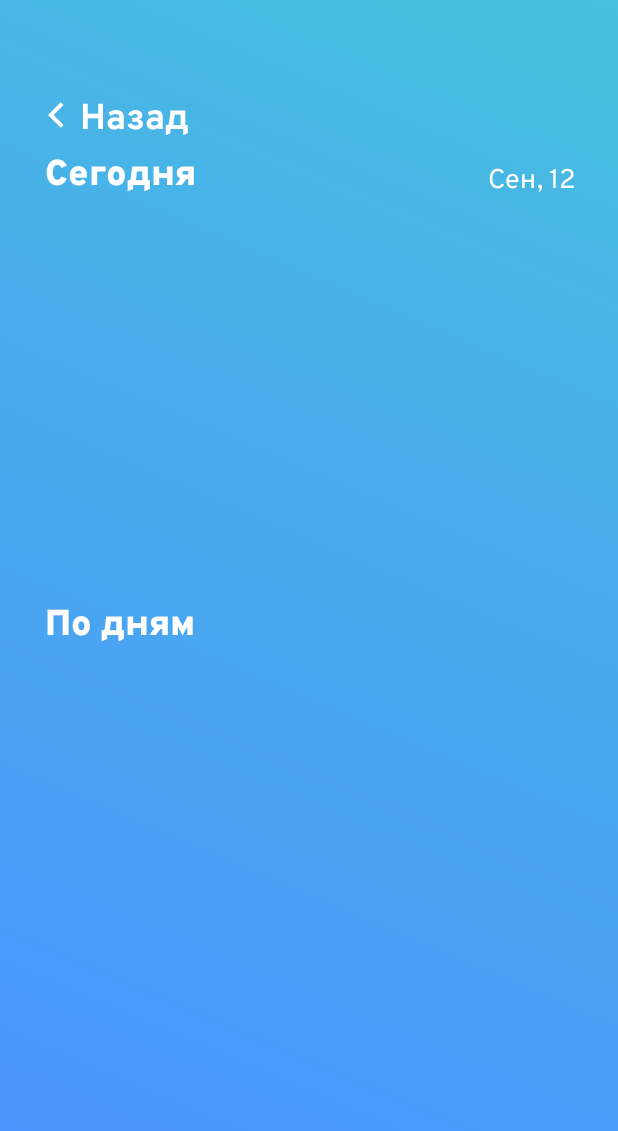
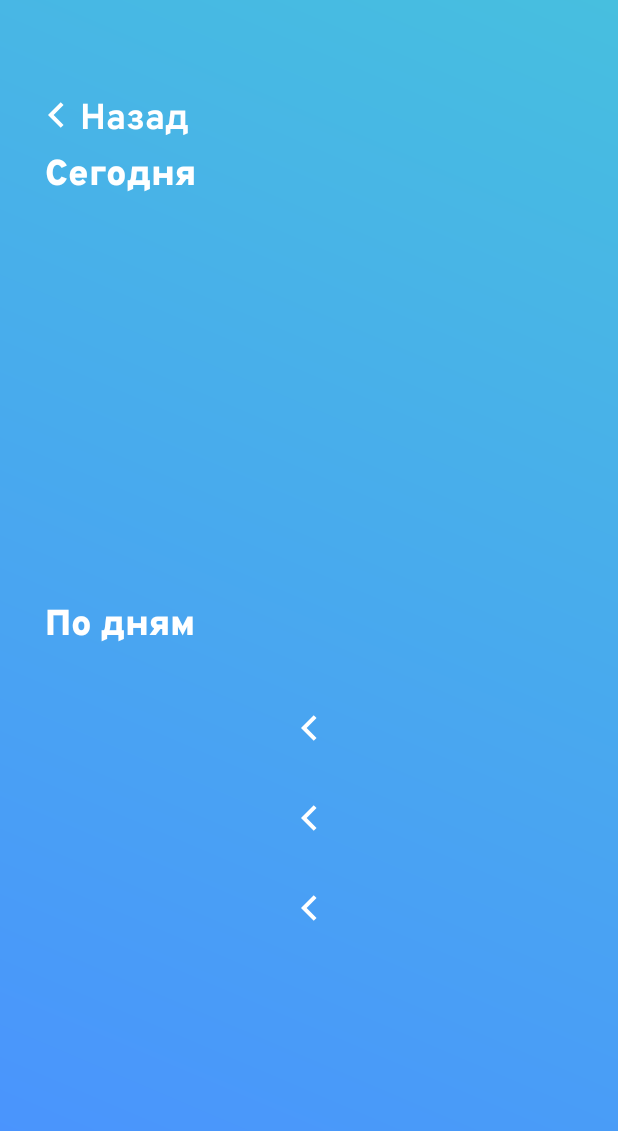
Before and after one commit to ivblinov/weather, an Android app: the layout fragment_detail.xml on its own in the app's theme, with its tools: preview values and no code run, on a phone screen of 412 x 824 dp. Shown: the top 1131 px of the screen. Run offline under Robolectric (Android 15) with nearby library versions, the phone set to English and light mode, and no system bars.

Commit message:
Реализова список погоды на 10 дней на экране DetailFragment

```diff
--- a/app/src/main/java/com/examples/weather/data/models_dto/DailyResultDto.kt
+++ b/app/src/main/java/com/examples/weather/data/models_dto/DailyResultDto.kt
@@ -6,7 +6,7 @@ import com.squareup.moshi.JsonClass
 
 @JsonClass(generateAdapter = true)
 data class DailyResultDto(
-    @Json(name = "time") override val day: List<String>,
-    @Json(name = "temperature_2m_max") override val temperature: List<Double>,
-    @Json(name = "weather_code") override val weatherCode: List<Int>,
+    @Json(name = "time") override val day: MutableList<String>,
+    @Json(name = "temperature_2m_max") override val temperature: MutableList<Double>,
+    @Json(name = "weather_code") override val weatherCode: MutableList<Int>,
 ) : DailyResult
--- a/app/src/main/java/com/examples/weather/entities/DailyResult.kt
+++ b/app/src/main/java/com/examples/weather/entities/DailyResult.kt
@@ -1,7 +1,7 @@
 package com.examples.weather.entities
 
 interface DailyResult {
-    val day: List<String>
-    val temperature: List<Double>
-    val weatherCode: List<Int>
+    val day: MutableList<String>
+    val temperature: MutableList<Double>
+    val weatherCode: MutableList<Int>
 }
--- a/app/src/main/java/com/examples/weather/presentation/fragments/HomeFragment.kt
+++ b/app/src/main/java/com/examples/weather/presentation/fragments/HomeFragment.kt
@@ -189,8 +189,6 @@ class HomeFragment : Fragment() {
 
     private fun startLocation(latitudeCoord: Double?, longitudeCoord: Double?) {
         if (latitudeCoord != null && longitudeCoord != null) {
-            Log.d(TAG, "latitude = $latitudeCoord")
-            Log.d(TAG, "longitude = $longitudeCoord")
             viewModel.getWeather(
                 latitude = latitudeCoord,
                 longitude = longitudeCoord
@@ -240,7 +238,7 @@ class HomeFragment : Fragment() {
             99 to "Гроза с сильным градом",
         )
 
-        private val weatherCodeImages = mapOf(
+        val weatherCodeImages = mapOf(
             0 to R.drawable.image_sunny,
             1 to R.drawable.image_sunny,
             2 to R.drawable.image_sun_cloudy,
--- a/app/src/main/java/com/examples/weather/presentation/viewmodels/DetailViewModel.kt
+++ b/app/src/main/java/com/examples/weather/presentation/viewmodels/DetailViewModel.kt
@@ -21,6 +21,7 @@ class DetailViewModel @Inject constructor (
     val detailState = _detailState.asStateFlow()
 
     var daily: Daily? = null
+    var todayMonth: String? = null
 
     fun getDaily(
         latitude: Double?,
--- a/app/src/main/java/com/examples/weather/presentation/viewmodels/SearchViewModel.kt
+++ b/app/src/main/java/com/examples/weather/presentation/viewmodels/SearchViewModel.kt
@@ -27,7 +27,6 @@ class SearchViewModel @Inject constructor(
         viewModelScope.launch {
             _searchState.value = SearchState.Loading
             coordinate = repository.getAltitude(locality).searchResultList[0]
-            Log.d(TAG, "getAlt = $coordinate")
             _searchState.value = SearchState.Success
         }
     }
--- /dev/null
+++ b/app/src/main/res/drawable/scroll_bar_style.xml
@@ -0,0 +1,7 @@
+<?xml version="1.0" encoding="utf-8"?>
+<shape xmlns:android="http://schemas.android.com/apk/res/android">
+    <corners android:radius="15dp" />
+    <stroke android:color="@color/white" />
+    <stroke android:width="1dp" />
+    <solid android:color="@color/white" />
+</shape>
--- /dev/null
+++ b/app/src/main/res/drawable/scroll_bar_track_style.xml
@@ -0,0 +1,8 @@
+<?xml version="1.0" encoding="utf-8"?>
+<shape xmlns:android="http://schemas.android.com/apk/res/android">
+    <corners android:radius="15dp" />
+    <stroke android:color="@color/gray_color_stroke" />
+    <stroke android:width="1dp" />
+    <stroke android:alpha="0.5" />
+    <solid android:color="@android:color/transparent" />
+</shape>
--- /dev/null
+++ b/app/src/main/res/layout/daily_item.xml
@@ -0,0 +1,49 @@
+<?xml version="1.0" encoding="utf-8"?>
+<androidx.constraintlayout.widget.ConstraintLayout android:layout_width="match_parent"
+    android:layout_height="wrap_content"
+    xmlns:android="http://schemas.android.com/apk/res/android"
+    xmlns:tools="http://schemas.android.com/tools"
+    xmlns:app="http://schemas.android.com/apk/res-auto">
+
+    <FrameLayout
+        android:layout_width="match_parent"
+        android:layout_height="60dp"
+        app:layout_constraintStart_toStartOf="parent"
+        app:layout_constraintTop_toTopOf="parent"
+        app:layout_constraintEnd_toEndOf="parent"
+        app:layout_constraintBottom_toBottomOf="parent">
+
+        <TextView
+            android:id="@+id/tvDate"
+            android:layout_width="wrap_content"
+            android:layout_height="wrap_content"
+            android:layout_gravity="center_vertical"
+            android:background="@android:color/transparent"
+            android:fontFamily="@font/overpass_bold"
+            android:textColor="@color/white"
+            android:textSize="18sp"
+            tools:text="@tools:sample/lorem" />
+
+        <ImageView
+            android:id="@+id/imageWeatherCode"
+            android:layout_width="40dp"
+            android:layout_height="wrap_content"
+            android:layout_gravity="center"
+            android:src="@drawable/ic_up"
+            app:layout_constraintBottom_toBottomOf="parent"
+            app:layout_constraintStart_toEndOf="@+id/tvDate"
+            app:layout_constraintTop_toTopOf="parent" />
+
+        <TextView
+            android:id="@+id/tvTemperature"
+            android:layout_width="wrap_content"
+            android:layout_height="wrap_content"
+            android:layout_marginEnd="40dp"
+            android:layout_gravity="end|center_vertical"
+            android:fontFamily="@font/overpass_regular"
+            android:textColor="@color/white"
+            android:textSize="18sp"
+            tools:text="@tools:sample/lorem" />
+    </FrameLayout>
+
+</androidx.constraintlayout.widget.ConstraintLayout>
--- a/app/src/main/res/layout/fragment_detail.xml
+++ b/app/src/main/res/layout/fragment_detail.xml
@@ -37,24 +37,24 @@
         android:id="@+id/tvToday"
         android:layout_width="wrap_content"
         android:layout_height="wrap_content"
+        android:layout_marginStart="30dp"
         android:fontFamily="@font/overpass_black"
         android:text="@string/today"
+        android:textColor="@color/white"
         android:textSize="24sp"
-        android:textColor="@color/white"
-        android:layout_marginStart="30dp"
         app:layout_constraintStart_toStartOf="parent"
         app:layout_constraintTop_toBottomOf="@+id/blackBlock" />
 
     <TextView
+        android:id="@+id/tvTodayResult"
         android:layout_width="wrap_content"
         android:layout_height="wrap_content"
-        android:text="@string/today_example"
+        android:layout_marginEnd="28dp"
         android:fontFamily="@font/overpass_regular"
+        android:textColor="@color/white"
         android:textSize="18sp"
-        android:textColor="@color/white"
         app:layout_constraintBottom_toBottomOf="@+id/tvToday"
-        app:layout_constraintEnd_toEndOf="parent"
-        android:layout_marginEnd="28dp" />
+        app:layout_constraintEnd_toEndOf="parent" />
 
     <com.google.android.material.internal.BaselineLayout
         android:id="@+id/line"
@@ -67,14 +67,36 @@
         app:layout_constraintVertical_bias="0.48" />
 
     <TextView
+        android:id="@+id/tvDaily"
         android:layout_width="wrap_content"
         android:layout_height="wrap_content"
+        android:layout_marginStart="30dp"
         android:fontFamily="@font/overpass_black"
         android:text="@string/forDay"
+        android:textColor="@color/white"
         android:textSize="24sp"
-        android:textColor="@color/white"
-        android:layout_marginStart="30dp"
         app:layout_constraintStart_toStartOf="parent"
         app:layout_constraintTop_toBottomOf="@+id/line" />
 
+    <androidx.recyclerview.widget.RecyclerView
+        android:id="@+id/dayRecycler"
+        android:layout_width="match_parent"
+        android:layout_height="300dp"
+        android:layout_marginHorizontal="30dp"
+
+        android:scrollbarTrackVertical="@drawable/scroll_bar_track_style"
+        android:fadeScrollbars="false"
+        android:scrollbarSize="6dp"
+        android:scrollbarThumbVertical="@drawable/scroll_bar_style"
+        android:scrollbars="vertical"
+
+        app:layoutManager="androidx.recyclerview.widget.LinearLayoutManager"
+        app:layout_constraintBottom_toBottomOf="parent"
+        app:layout_constraintEnd_toEndOf="parent"
+        app:layout_constraintStart_toStartOf="parent"
+        app:layout_constraintTop_toBottomOf="@+id/tvDaily"
+        app:layout_constraintVertical_bias="0.250"
+
+        tools:listitem="@layout/daily_item" />
+
 </androidx.constraintlayout.widget.ConstraintLayout>
--- a/app/src/main/res/values/colors.xml
+++ b/app/src/main/res/values/colors.xml
@@ -8,4 +8,5 @@
     <color name="blue_text_button">#444E72</color>
     <color name="blue_background_top">#47BAE2</color>
     <color name="blue_background_bottom">#4894f4</color>
+    <color name="gray_color_stroke">#a3d0f9</color>
 </resources>
```
Also changed, not shown: app/src/main/java/com/examples/weather/presentation/fragments/DetailFragment.kt (+17 -3 lines), app/src/main/java/com/examples/weather/presentation/recycler/adapters/DetailAdapter.kt (added, +54 -0 lines), app/src/main/java/com/examples/weather/presentation/utils/Utils.kt (+26 -0 lines).
